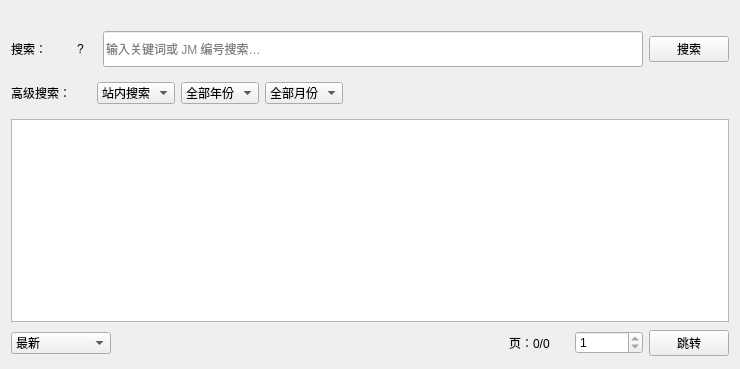
tonquer/JMComic-qt, file ui/ui_search.ui: the form before one commit.
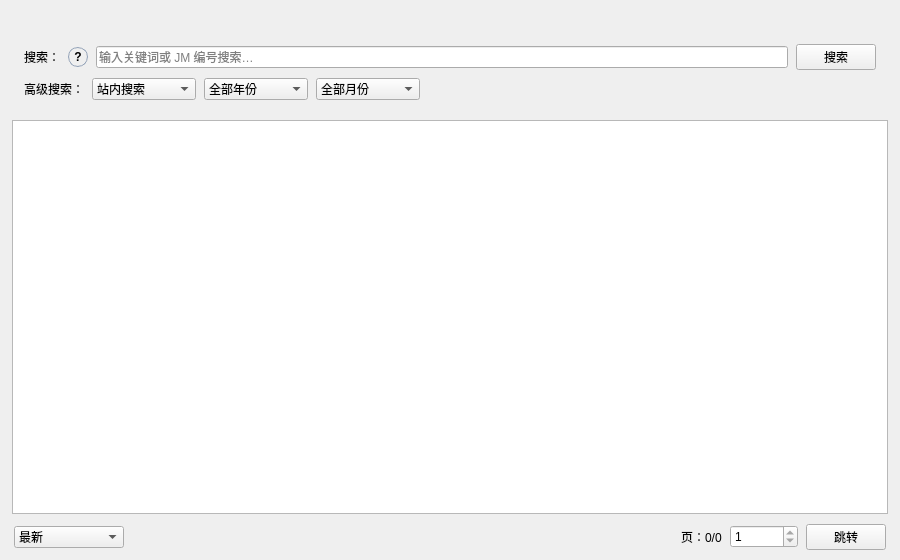
The form after the commit. Custom widgets are drawn as their Qt base class.

What changed in the file:
```diff
--- a/ui/ui_search.ui
+++ b/ui/ui_search.ui
@@ -6,8 +6,8 @@
    <rect>
     <x>0</x>
     <y>0</y>
-    <width>740</width>
-    <height>369</height>
+    <width>900</width>
+    <height>560</height>
    </rect>
   </property>
   <property name="minimumSize">
@@ -19,7 +19,22 @@
   <property name="windowTitle">
    <string>搜索</string>
   </property>
-  <layout class="QVBoxLayout" name="verticalLayout">
+  <layout class="QVBoxLayout" name="verticalLayout" stretch="0,0,1,0">
+   <property name="spacing">
+    <number>10</number>
+   </property>
+   <property name="leftMargin">
+    <number>12</number>
+   </property>
+   <property name="topMargin">
+    <number>10</number>
+   </property>
+   <property name="rightMargin">
+    <number>12</number>
+   </property>
+   <property name="bottomMargin">
+    <number>10</number>
+   </property>
    <item>
     <widget class="QLabel" name="searchTab">
      <property name="enabled">
@@ -34,35 +49,41 @@
     </widget>
    </item>
    <item>
-    <widget class="QWidget" name="searchWidget" native="true">
+    <widget class="QFrame" name="searchWidget">
+     <property name="sizePolicy">
+      <sizepolicy hsizetype="Preferred" vsizetype="Maximum">
+       <horstretch>0</horstretch>
+       <verstretch>0</verstretch>
+      </sizepolicy>
+     </property>
+     <property name="role" stdset="0">
+      <string notr="true">card</string>
+     </property>
      <layout class="QVBoxLayout" name="verticalLayout_2">
+      <property name="spacing">
+       <number>8</number>
+      </property>
       <property name="leftMargin">
-       <number>0</number>
+       <number>12</number>
       </property>
       <property name="topMargin">
-       <number>0</number>
+       <number>10</number>
       </property>
       <property name="rightMargin">
-       <number>0</number>
+       <number>12</number>
       </property>
       <property name="bottomMargin">
-       <number>0</number>
+       <number>10</number>
       </property>
       <item>
        <layout class="QHBoxLayout" name="horizontalLayout_2">
+        <property name="spacing">
+         <number>8</number>
+        </property>
         <item>
          <widget class="QLabel" name="label_2">
-          <property name="minimumSize">
-           <size>
-            <width>60</width>
-            <height>0</height>
-           </size>
-          </property>
-          <property name="maximumSize">
-           <size>
-            <width>60</width>
-            <height>40</height>
-           </size>
+          <property name="role" stdset="0">
+           <string notr="true">muted</string>
           </property>
           <property name="toolTip">
            <string>&lt;html&gt;&lt;head/&gt;&lt;body&gt;&lt;p&gt;搜寻的最佳姿势?&lt;/p&gt;&lt;p&gt;【包含搜寻】&lt;/p&gt;&lt;p&gt;搜寻全彩[空格][+]人妻,仅显示全彩且是人妻的本本&lt;/p&gt;&lt;p&gt;范例:全彩 +人妻&lt;br/&gt;&lt;/p&gt;&lt;p&gt;【排除搜寻】&lt;/p&gt;&lt;p&gt;搜寻全彩[空格][]人妻,显示全彩并排除人妻的本本&lt;/p&gt;&lt;p&gt;范例:全彩 -人妻&lt;br/&gt;&lt;/p&gt;&lt;p&gt;【我都要搜寻】&lt;/p&gt;&lt;p&gt;搜寻全彩[空格]人妻,会显示所有包含全彩及人妻的本本&lt;/p&gt;&lt;p&gt;范例:全彩 人妻&lt;/p&gt;&lt;/body&gt;&lt;/html&gt;</string>
@@ -77,15 +98,21 @@
           <property name="minimumSize">
            <size>
             <width>20</width>
-            <height>0</height>
+            <height>20</height>
            </size>
           </property>
           <property name="maximumSize">
            <size>
             <width>20</width>
-            <height>16777215</height>
+            <height>20</height>
            </size>
           </property>
+          <property name="role" stdset="0">
+           <string notr="true">muted</string>
+          </property>
+          <property name="styleSheet">
+           <string notr="true">QLabel#label_3 { border: 1px solid #94A3B8; border-radius: 10px; font-weight: 600; }</string>
+          </property>
           <property name="toolTip">
            <string>&lt;html&gt;&lt;head/&gt;&lt;body&gt;&lt;p&gt;搜寻的最佳姿势?&lt;/p&gt;&lt;p&gt;【精确搜索】&lt;/p&gt;&lt;p&gt;jm+号码&lt;/p&gt;&lt;p&gt;&lt;br/&gt;&lt;/p&gt;&lt;p&gt;【包含搜寻】&lt;/p&gt;&lt;p&gt;搜寻全彩[空格][+]人妻,仅显示全彩且是人妻的本本&lt;/p&gt;&lt;p&gt;范例:全彩 +人妻&lt;br/&gt;&lt;/p&gt;&lt;p&gt;【排除搜寻】&lt;/p&gt;&lt;p&gt;搜寻全彩[空格][]人妻,显示全彩并排除人妻的本本&lt;/p&gt;&lt;p&gt;范例:全彩 -人妻&lt;br/&gt;&lt;/p&gt;&lt;p&gt;【我都要搜寻】&lt;/p&gt;&lt;p&gt;搜寻全彩[空格]人妻,会显示所有包含全彩及人妻的本本&lt;/p&gt;&lt;p&gt;范例:全彩 人妻&lt;/p&gt;&lt;/body&gt;&lt;/html&gt;</string>
           </property>
@@ -96,7 +123,7 @@
            <string>?</string>
           </property>
           <property name="alignment">
-           <set>Qt::AlignLeading|Qt::AlignLeft|Qt::AlignVCenter</set>
+           <set>Qt::AlignmentFlag::AlignCenter</set>
           </property>
          </widget>
         </item>
@@ -105,7 +132,7 @@
           <property name="minimumSize">
            <size>
             <width>40</width>
-            <height>36</height>
+            <height>0</height>
            </size>
           </property>
           <property name="placeholderText">
@@ -118,25 +145,28 @@
         </item>
         <item>
          <widget class="QPushButton" name="searchButton">
+          <property name="minimumSize">
+           <size>
+            <width>80</width>
+            <height>0</height>
+           </size>
+          </property>
           <property name="text">
            <string>搜索</string>
           </property>
          </widget>
         </item>
        </layout>
-      </item>
-     </layout>
-    </widget>
    </item>
    <item>
     <layout class="QHBoxLayout" name="horizontalLayout_6">
+        <property name="spacing">
+         <number>8</number>
+        </property>
      <item>
       <widget class="QLabel" name="cateLabel">
-       <property name="minimumSize">
-        <size>
-         <width>80</width>
-         <height>40</height>
-        </size>
+          <property name="role" stdset="0">
+           <string notr="true">muted</string>
        </property>
        <property name="text">
         <string>高级搜索：</string>
@@ -145,6 +175,12 @@
      </item>
      <item>
       <widget class="QComboBox" name="typeBox">
+          <property name="minimumSize">
+           <size>
+            <width>104</width>
+            <height>0</height>
+           </size>
+          </property>
        <item>
         <property name="text">
          <string>站内搜索</string>
@@ -174,6 +210,12 @@
      </item>
      <item>
       <widget class="QComboBox" name="yearBox">
+          <property name="minimumSize">
+           <size>
+            <width>104</width>
+            <height>0</height>
+           </size>
+          </property>
        <item>
         <property name="text">
          <string>全部年份</string>
@@ -183,6 +225,12 @@
      </item>
      <item>
       <widget class="QComboBox" name="monthBox">
+          <property name="minimumSize">
+           <size>
+            <width>104</width>
+            <height>0</height>
+           </size>
+          </property>
        <item>
         <property name="text">
          <string>全部月份</string>
@@ -264,12 +312,24 @@
       </spacer>
      </item>
     </layout>
+      </item>
+     </layout>
+    </widget>
    </item>
    <item>
     <widget class="ComicListWidget" name="bookList"/>
    </item>
    <item>
     <layout class="QHBoxLayout" name="horizontalLayout">
+     <property name="spacing">
+      <number>8</number>
+     </property>
+     <property name="leftMargin">
+      <number>2</number>
+     </property>
+     <property name="rightMargin">
+      <number>2</number>
+     </property>
      <item>
       <widget class="QComboBox" name="sortCombox">
        <property name="enabled">
@@ -277,7 +337,7 @@
        </property>
        <property name="minimumSize">
         <size>
-         <width>100</width>
+         <width>110</width>
          <height>0</height>
         </size>
        </property>
@@ -318,17 +378,8 @@
      </item>
      <item>
       <widget class="QLabel" name="label">
-       <property name="minimumSize">
-        <size>
-         <width>60</width>
-         <height>30</height>
-        </size>
-       </property>
-       <property name="maximumSize">
-        <size>
-         <width>16777215</width>
-         <height>32</height>
-        </size>
+       <property name="role" stdset="0">
+        <string notr="true">muted</string>
        </property>
        <property name="text">
         <string>页：0/0</string>
@@ -355,7 +406,7 @@
       <widget class="QPushButton" name="jumpPage">
        <property name="minimumSize">
         <size>
-         <width>64</width>
+         <width>68</width>
          <height>0</height>
         </size>
        </property>
```
Left out of the diff: 9 changed lines with no effect on the pictures. Lines whose indentation alone changed are shown as unchanged.
